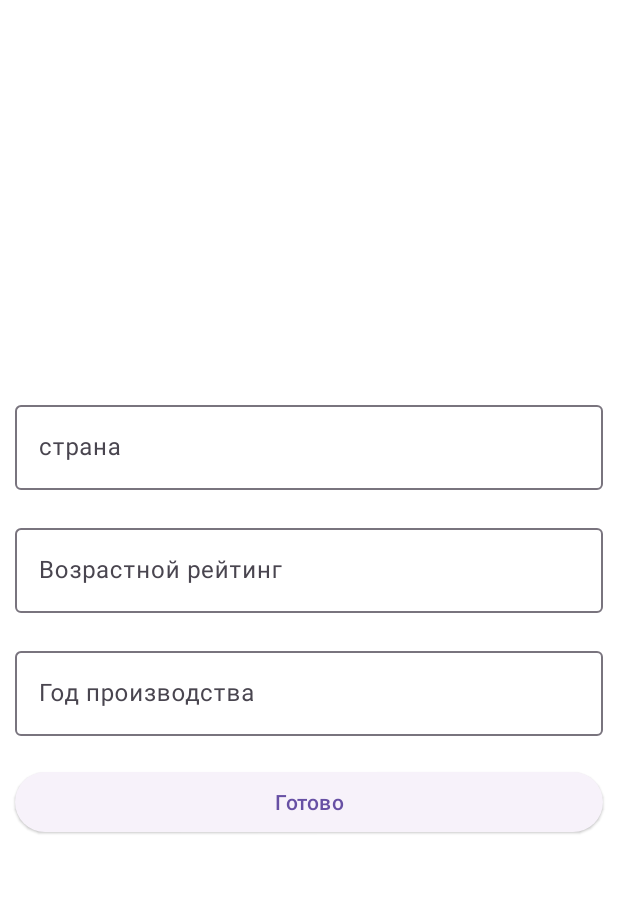
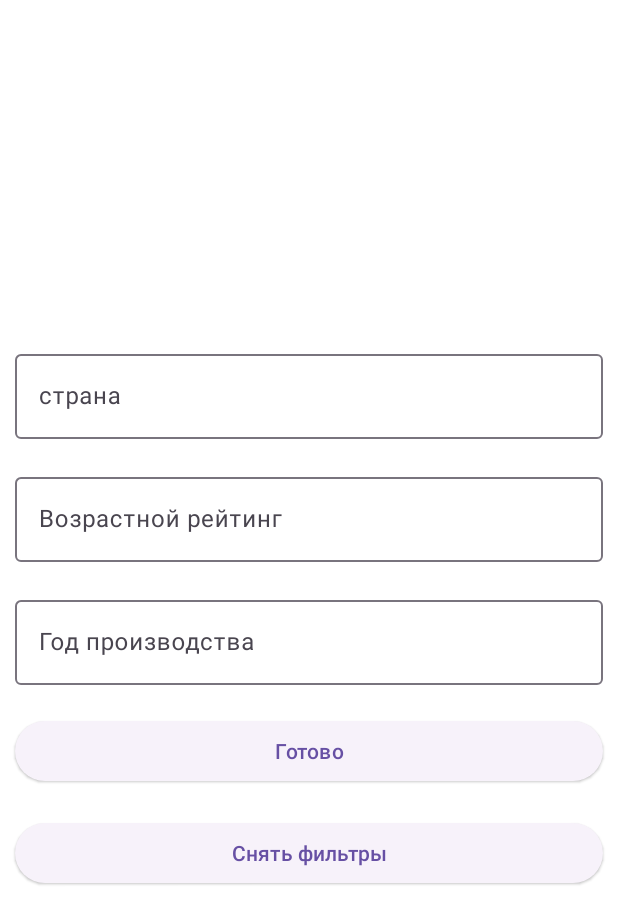
Before and after one commit to amk2916/testTaskAvito, an Android app: the fragment FilterFragment placed in its activity, on a phone screen of 412 x 824 dp. Shown: the top 924 px of the screen. Run offline under Robolectric (Android 15) with nearby library versions, the phone set to English and light mode, and no system bars; our stand-ins replace Picasso, Room's generated code, paging; pictures from the network do not load; 4 statements that could not run were skipped.

Commit message:
немного поправил фильтры

```diff
--- a/app/src/main/java/com/example/testtaskavito/presentation/firstScreen/FilterFragment.kt
+++ b/app/src/main/java/com/example/testtaskavito/presentation/firstScreen/FilterFragment.kt
@@ -35,6 +35,7 @@ class FilterFragment : Fragment() {
             val ageRatingET = findViewById<EditText>(R.id.ageRatingET)
             val yearET = findViewById<EditText>(R.id.yearET)
             val buttonOk = findViewById<Button>(R.id.okButton)
+            val buttonCancelFilters = findViewById<Button>(R.id.cancel_button)
 
             nameCountryET.setText(nameCountry)
             ageRatingET.setText(ageRating)
@@ -49,6 +50,12 @@ class FilterFragment : Fragment() {
                 }
                 parentFragmentManager.setFragmentResult("requestKey", resultBundle)
                 parentFragmentManager.popBackStack()
+            }
+
+            buttonCancelFilters.setOnClickListener {
+                nameCountryET.setText("")
+                ageRatingET.setText("")
+                yearET.setText("")
             }
         }
     }
--- a/app/src/main/res/layout/filter_view.xml
+++ b/app/src/main/res/layout/filter_view.xml
@@ -55,4 +55,12 @@
         android:layout_margin="10dp"
         android:text="Готово" />
 
+    <Button
+        android:id="@+id/cancel_button"
+        style="@style/Widget.Material3.Button.ElevatedButton"
+        android:layout_width="match_parent"
+        android:layout_height="wrap_content"
+        android:layout_margin="10dp"
+        android:text="Снять фильтры" />
+
 </LinearLayout>
```
Also changed, not shown: app/src/main/java/com/example/testtaskavito/presentation/firstScreen/MoviesListFragment.kt (+19 -44 lines).
